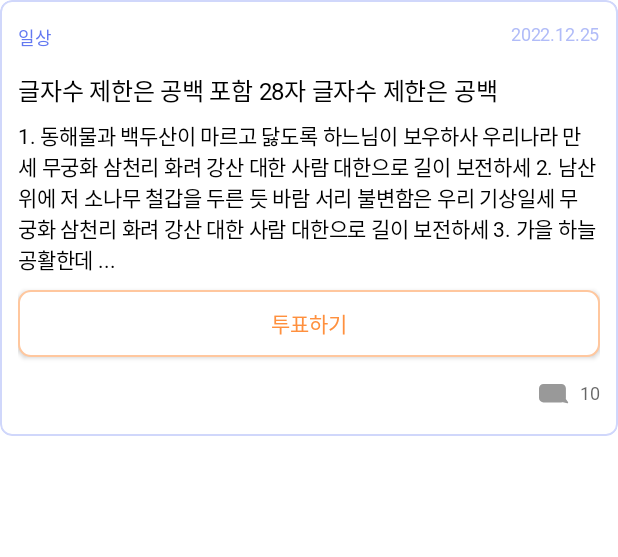
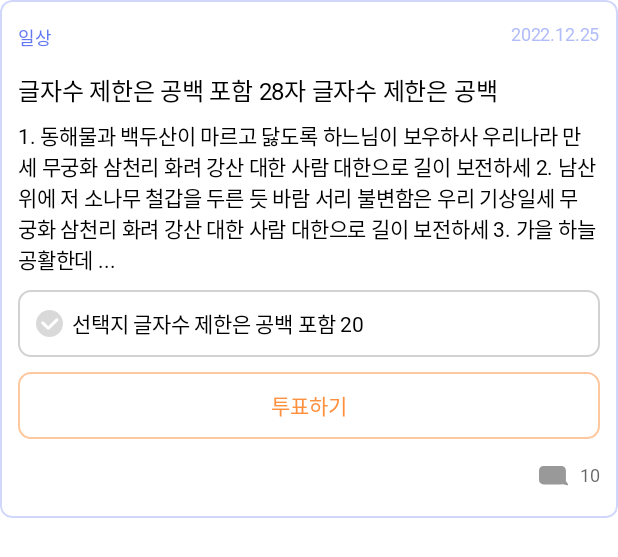
Before and after one commit to TeamHARA/HARA_AOS, an Android app: the layout item_worry.xml on its own in the app's theme, with its tools: preview values and no code run, on a phone screen of 412 x 824 dp. Shown: the top 557 px of the screen. Run offline under Robolectric (Android 15) with nearby library versions, the phone set to English and light mode, and no system bars.

Commit message:
[Ui] 고민글 투표 항목 레이아웃 추가

```diff
--- /dev/null
+++ b/app/src/main/res/drawable/shape_rectangle_blue1_stroke_1_8.xml
@@ -0,0 +1,9 @@
+<?xml version="1.0" encoding="utf-8"?>
+<shape xmlns:android="http://schemas.android.com/apk/res/android"
+    android:shape="rectangle">
+    <stroke
+        android:width="1dp"
+        android:color="@color/blue_1" />
+    <solid android:color="@color/white" />
+    <corners android:radius="8dp" />
+</shape>
--- /dev/null
+++ b/app/src/main/res/drawable/shape_rectangle_gray4_stroke_1_8.xml
@@ -0,0 +1,9 @@
+<?xml version="1.0" encoding="utf-8"?>
+<shape xmlns:android="http://schemas.android.com/apk/res/android"
+    android:shape="rectangle">
+    <stroke
+        android:width="1dp"
+        android:color="@color/gray_4" />
+    <solid android:color="@color/white" />
+    <corners android:radius="8dp" />
+</shape>
--- a/app/src/main/res/layout/item_worry.xml
+++ b/app/src/main/res/layout/item_worry.xml
@@ -61,6 +61,38 @@
                 app:layout_constraintStart_toStartOf="@id/tv_worry_category"
                 app:layout_constraintTop_toBottomOf="@id/tv_worry_title" />
 
+            <androidx.constraintlayout.widget.ConstraintLayout
+                android:id="@+id/cl_worry_vote_button"
+                android:layout_width="match_parent"
+                android:layout_height="wrap_content"
+                android:layout_marginTop="10dp"
+                android:background="@drawable/shape_rectangle_gray4_stroke_1_8"
+                android:paddingHorizontal="12dp"
+                android:paddingVertical="12dp"
+                app:layout_constraintTop_toBottomOf="@+id/tv_worry_content">
+
+                <ImageView
+                    android:id="@+id/iv_worry_checkcircle"
+                    android:layout_width="wrap_content"
+                    android:layout_height="wrap_content"
+                    android:src="@drawable/ic_checkcircle_off"
+                    app:layout_constraintBottom_toBottomOf="parent"
+                    app:layout_constraintStart_toStartOf="parent"
+                    app:layout_constraintTop_toTopOf="parent" />
+
+                <TextView
+                    android:id="@+id/tv_worry_vote_content"
+                    android:layout_width="0dp"
+                    android:layout_height="wrap_content"
+                    android:layout_marginStart="6dp"
+                    android:text="선택지 글자수 제한은 공백 포함 20"
+                    android:textAppearance="@style/hara_body3_r14"
+                    app:layout_constraintBottom_toBottomOf="parent"
+                    app:layout_constraintEnd_toEndOf="parent"
+                    app:layout_constraintStart_toEndOf="@+id/iv_worry_checkcircle"
+                    app:layout_constraintTop_toTopOf="parent" />
+            </androidx.constraintlayout.widget.ConstraintLayout>
+
             <androidx.appcompat.widget.AppCompatButton
                 android:id="@+id/btn_worry_vote"
                 android:layout_width="match_parent"
@@ -69,10 +101,11 @@
                 android:background="@drawable/selector_rectangle_white_orange3"
                 android:minHeight="0dp"
                 android:paddingVertical="12dp"
+                android:stateListAnimator="@null"
                 android:text="@string/vote"
                 android:textAppearance="@style/hara_body1_sb14"
                 android:textColor="@color/orange_1"
-                app:layout_constraintTop_toBottomOf="@+id/tv_worry_content" />
+                app:layout_constraintTop_toBottomOf="@+id/cl_worry_vote_button" />
 
             <ImageView
                 android:id="@+id/iv_worry_comment_image"
```
